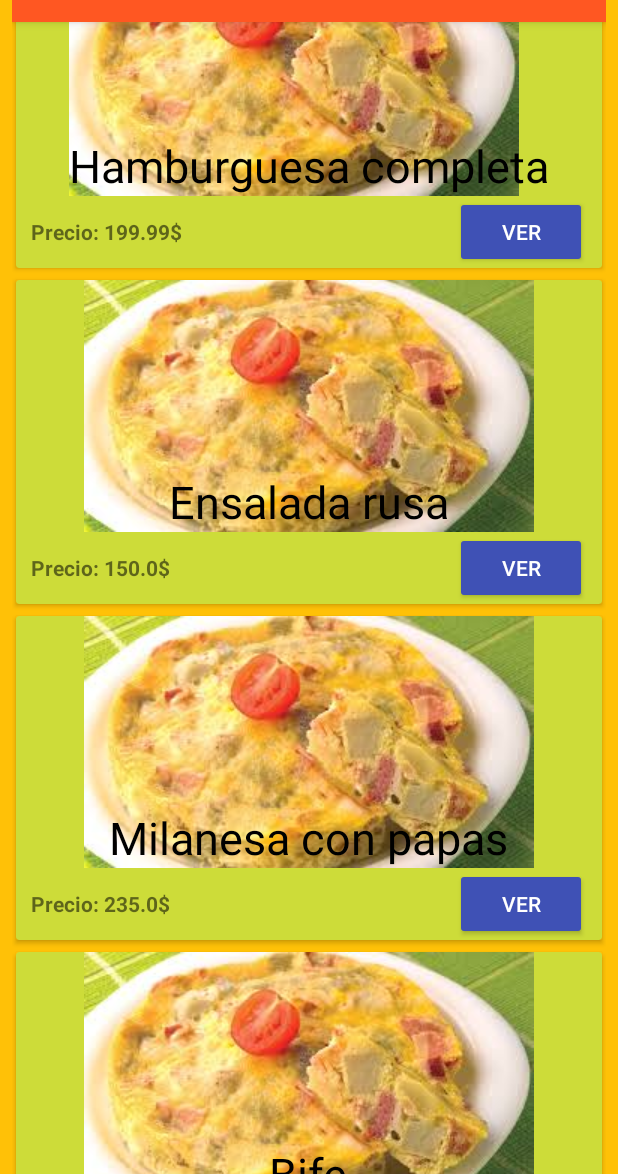
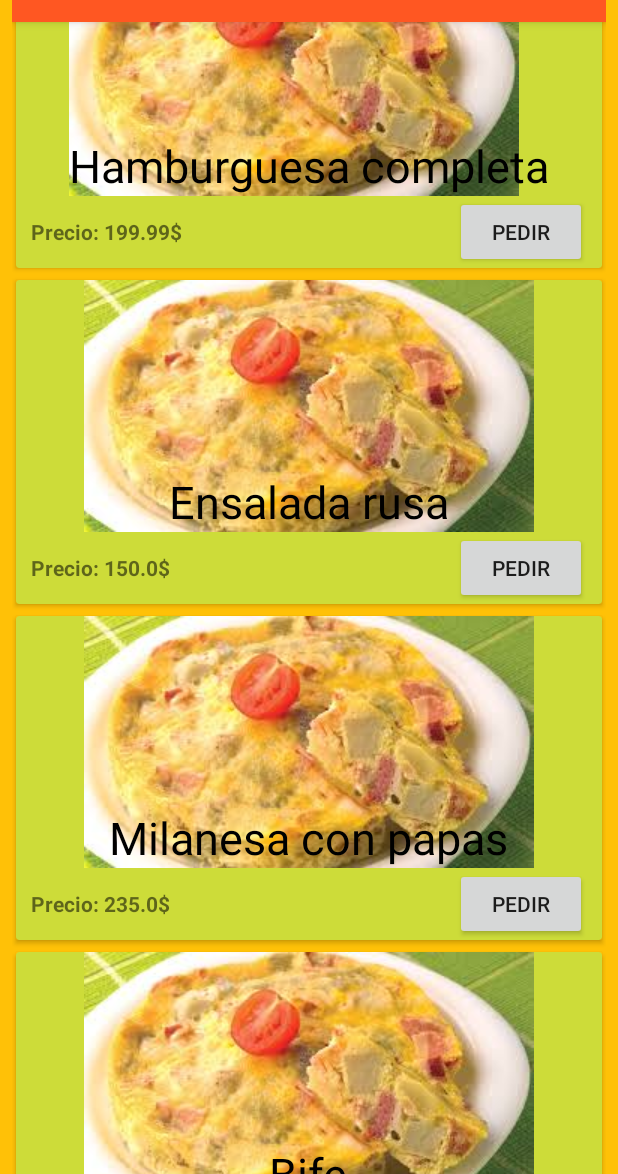
Before and after one commit to AgustinGHunzicker/App01, an Android app: the PedidoActivity screen opened directly, with no data from a screen before it, after a tap on "AGREGAR PLATOS A PEDIDO", on a phone screen of 412 x 824 dp, the part 62-1236 px from its top. Run offline under Robolectric (Android 15) with nearby library versions, the phone set to English and light mode, and no system bars.

Commit message:
se logró pasar argumetos desde el onClick en el plato, hasta el onActivityResult de PeditoActivity

```diff
--- a/app/src/main/java/com/example/myapplication/NuevoPlate.java
+++ b/app/src/main/java/com/example/myapplication/NuevoPlate.java
@@ -7,11 +7,7 @@ import android.widget.EditText;
 import android.widget.Toast;
 
 import androidx.appcompat.app.AppCompatActivity;
-
-import com.example.myapplication.R;
 import com.example.myapplication.model.Plato;
-
-import java.time.LocalDateTime;
 
 public class NuevoPlate extends AppCompatActivity {
 
--- a/app/src/main/java/com/example/myapplication/PlateLogic/PedidoActivity.java
+++ b/app/src/main/java/com/example/myapplication/PlateLogic/PedidoActivity.java
@@ -1,10 +1,14 @@
 package com.example.myapplication.PlateLogic;
 
+import android.app.Activity;
 import android.content.Intent;
 import android.os.Bundle;
 import android.util.Log;
 import android.view.View;
 import android.widget.Button;
+import android.widget.EditText;
+import android.widget.RadioButton;
+import android.widget.TextView;
 import android.widget.Toast;
 
 import androidx.annotation.Nullable;
@@ -19,20 +23,39 @@ import java.time.LocalDateTime;
 
 public class PedidoActivity extends AppCompatActivity {
 
+    EditText textEmailAddress;
+    RadioButton radioButtonEnvio;
+    RadioButton radioButtonTakeAway;
+    EditText textAdress;
+    Button editPrice;
+    TextView textTitlePlate;
+    TextView textPricePlate;
+
     private static final int REQUEST_CODE=222;
     @Override
     protected void onCreate(Bundle savedInstanceState) {
+
+        textEmailAddress = (EditText) findViewById(R.id.textEmailAddress);
+        radioButtonEnvio = (RadioButton) findViewById(R.id.radioButtonEnvio);
+        radioButtonTakeAway = (RadioButton) findViewById(R.id.radioButtonTakeAway);
+        textAdress = (EditText) findViewById(R.id.textAdress);
+        editPrice = (Button) findViewById(R.id.btnAddPlate);
+        textTitlePlate = (TextView) findViewById(R.id.textTitlePlate);
+        textPricePlate = (TextView) findViewById(R.id.textPricePlate);
+
         super.onCreate(savedInstanceState);
         setContentView(R.layout.activity_pedido);
         //Toolbar toolbar = findViewById(R.id.toolbarActivityHome);
-            // setSupportActionBar(toolbar);
+        //setSupportActionBar(toolbar);
 
         final Button btnAddPlate = (Button) findViewById(R.id.btnAddPlate);
 
         btnAddPlate.setOnClickListener(new View.OnClickListener() {
             @Override
             public void onClick(View view) {
-                    startActivityForResult(new Intent(getApplicationContext(), PlateRecyclerActivity.class),REQUEST_CODE);
+                Intent i = new Intent(getApplicationContext(), PlateRecyclerActivity.class);
+                i.putExtra("addButtonAsk", true);
+                startActivityForResult(i, REQUEST_CODE);
             }
         });
     }
@@ -40,12 +63,25 @@ public class PedidoActivity extends AppCompatActivity {
     @Override
     protected void onActivityResult(int requestCode, int resultCode, @Nullable Intent data) {
         super.onActivityResult(requestCode, resultCode, data);
-        if(requestCode==REQUEST_CODE){
-            if(resultCode==RESULT_OK){
-                System.out.println("ok");
+        if (resultCode == Activity.RESULT_OK) {
+            if(requestCode == REQUEST_CODE) {
+                //TODO cambiar por id, cuando se tenga la base de datos
+                String producto = data.getExtras().getString("titlePlate");
+                Double cantidad = data.getExtras().getDouble("pricePlate");
+
+
+                //TODO agregar el producto a una lista, y la cantidad etc
+
+
+                textTitlePlate = (TextView) findViewById(R.id.textTitlePlate);
+                textPricePlate = (TextView) findViewById(R.id.textPricePlate);
+
+                textTitlePlate.setText(getString(R.string.textTitlePlate)+producto);
+                textPricePlate.setText(getString(R.string.textPricePlate)+cantidad.toString());
             }
-            }else{
-            Log.d("TagActivity", "fallo return de activityreslt");
+        }
+        else{
+            Log.d("TagActivity", "fallo return de activity");
         }
     }
 }
--- a/app/src/main/java/com/example/myapplication/PlateLogic/PlateAdapter.java
+++ b/app/src/main/java/com/example/myapplication/PlateLogic/PlateAdapter.java
@@ -1,6 +1,8 @@
 package com.example.myapplication.PlateLogic;
 
 import android.app.Activity;
+import android.content.Context;
+import android.content.Intent;
 import android.util.Log;
 import android.view.LayoutInflater;
 import android.view.View;
@@ -18,36 +20,42 @@ import java.util.List;
 
 public class PlateAdapter extends RecyclerView.Adapter<PlateViewHolder> {
 
+    private PlateRecyclerActivity plateRecyclerActivity;
     private List<Plato> plateList;
-    private PlateViewHolder plateHolder;
-    public View.OnClickListener listenerAskButton;
+    private Boolean addButtonAsk;
 
-    public PlateAdapter(List<Plato> plateListParameter, View.OnClickListener listenerAskButton){
+    public PlateAdapter(PlateRecyclerActivity plateRecyclerActivity, List<Plato> plateListParameter, Boolean addButtonAsk){
+        this.plateRecyclerActivity = plateRecyclerActivity;
         this.plateList = plateListParameter;
-        this.listenerAskButton = listenerAskButton;
+        this.addButtonAsk = addButtonAsk;
     }
 
     public PlateViewHolder onCreateViewHolder(@NonNull ViewGroup parent, int viewType) {
         View view = LayoutInflater.from(parent.getContext()).inflate(R.layout.fila_plato, parent, false);
-        PlateViewHolder plateViewHolder = new PlateViewHolder(view, listenerAskButton);
+        PlateViewHolder plateViewHolder = new PlateViewHolder(view, addButtonAsk);
         return plateViewHolder;
     }
 
-    public void onBindViewHolder(@NonNull PlateViewHolder plateHolder, int position) {
-        this.plateHolder = plateHolder;
+    public void onBindViewHolder(@NonNull final PlateViewHolder plateHolder, int position) {
         plateHolder.cardViewPlate.setTag(position);
         plateHolder.textTitle.setTag(position);
         plateHolder.textPrice.setTag(position);
         plateHolder.btnVer.setTag(position);
         plateHolder.btnAsk.setTag(position);
+        plateHolder.plate = plateList.get(position);
+        plateHolder.textTitle.setText(plateHolder.plate.getTitle());
+        plateHolder.textPrice.setText("Precio: "+plateHolder.plate.getPrice().toString()+"$");
 
-        Plato plate = plateList.get(position);
-        plateHolder.textTitle.setText(plate.getTitle());
-        plateHolder.textPrice.setText("Precio: "+plate.getPrice().toString()+"$");
+        plateHolder.btnAsk.setOnClickListener(new View.OnClickListener() {
+            @Override
+            public void onClick(View view) {
+                Plato p = plateList.get(plateHolder.getAdapterPosition());
+                plateRecyclerActivity.back(p.getTitle(), p.getPrice());
+            }
+        });
     }
 
     public int getItemCount() {
         return plateList.size();
     }
-
 }
--- a/app/src/main/java/com/example/myapplication/PlateLogic/PlateRecyclerActivity.java
+++ b/app/src/main/java/com/example/myapplication/PlateLogic/PlateRecyclerActivity.java
@@ -25,6 +25,18 @@ public class PlateRecyclerActivity extends AppCompatActivity {
 
     @Override
     protected void onCreate(Bundle savedInstanceState) {
+        Boolean addButtonAsk = false;
+        if (savedInstanceState == null) {
+            Bundle extras = getIntent().getExtras();
+            if(extras == null) {
+                addButtonAsk = false;
+            } else {
+                addButtonAsk = extras.getBoolean("addButtonAsk");
+            }
+        } else {
+            addButtonAsk = false;
+        }
+
         super.onCreate(savedInstanceState);
         setContentView(R.layout.activity_plate_recycler);
         daoPlates = new PlatesDao();
@@ -33,7 +45,7 @@ public class PlateRecyclerActivity extends AppCompatActivity {
         layoutManager = new LinearLayoutManager(this);
         recyclerView.setLayoutManager(layoutManager);
 
-        plateAdapter = new PlateAdapter(daoPlates.list(), listenerAskButton);//,this);
+        plateAdapter = new PlateAdapter(this, daoPlates.list(), addButtonAsk);//,this);
 
         recyclerView.setAdapter(plateAdapter);
 
@@ -65,20 +77,16 @@ public class PlateRecyclerActivity extends AppCompatActivity {
         return super.onOptionsItemSelected(item);
     }
 
-    private View.OnClickListener listenerAskButton = new View.OnClickListener() {
-                @Override
-                public void onClick(View view) {
-                    /*Intent intentResultado = new Intent();
-                    intentResultado.putExtra("cantidad",
-                            Integer.valueOf(
-                                    edtCantidad.getText().toString())
-                    );
-                    intentResultado.putExtra("producto",eleccion);
-                    setResult(Activity.RESULT_OK, intentResultado);
-                    */
-                    Toast.makeText(getApplicationContext(),"tu viej",Toast.LENGTH_LONG).show();
-                    finish();
-                }
-    };
-
+    /**
+     * Función que es llamada desde el listener de PlateAdapter, luego de elegir un plato para agregar al pedido
+     * @param titlePlate nombre del plaro
+     * @param pricePlate precio del platp
+     */
+    public void back(String titlePlate, Double pricePlate) {
+        Intent i = new Intent();
+        i.putExtra("titlePlate", titlePlate);
+        i.putExtra("pricePlate", pricePlate);
+        setResult(Activity.RESULT_OK, i);
+        finish();
+    }
 }
--- a/app/src/main/java/com/example/myapplication/PlateLogic/PlateViewHolder.java
+++ b/app/src/main/java/com/example/myapplication/PlateLogic/PlateViewHolder.java
@@ -12,6 +12,7 @@ import androidx.cardview.widget.CardView;
 import androidx.recyclerview.widget.RecyclerView;
 
 import com.example.myapplication.R;
+import com.example.myapplication.model.Plato;
 
 public class PlateViewHolder extends RecyclerView.ViewHolder {
 
@@ -23,8 +24,9 @@ public class PlateViewHolder extends RecyclerView.ViewHolder {
     TextView textCalories;
     Button btnVer;
     Button btnAsk;
+    Plato plate;
 
-    public PlateViewHolder(@NonNull View itemView, View.OnClickListener listenerAskButton) {
+    public PlateViewHolder(@NonNull View itemView, Boolean addButttonAsk) {
         super(itemView);
         //this.plateImage = (ImageView) itemView.findViewById(R.id.);
         this.cardViewPlate = (CardView) itemView.findViewById(R.id.cardViewPlate);
@@ -34,19 +36,14 @@ public class PlateViewHolder extends RecyclerView.ViewHolder {
         //this.textCalories = (TextView) itemView.findViewById(R.id.textCaloriesPlate);
         this.btnVer = (Button) itemView.findViewById(R.id.btnVer);
         this.btnAsk = (Button) itemView.findViewById(R.id.btnAsk);
-        btnAsk.setOnClickListener(listenerAskButton);
-        btnVer.setOnClickListener(listenerAskButton);
+
+        if(addButttonAsk){
+            btnAsk.setVisibility(View.VISIBLE);
+            btnVer.setVisibility(View.GONE);
+        }
+        else{
+            btnVer.setVisibility(View.VISIBLE);
+            btnAsk.setVisibility(View.GONE);
+        }
     }
-
-/*
-    public void setButtonAsk(){
-        btnVer.setVisibility(View.GONE);
-        btnAsk.setVisibility(View.VISIBLE);
-    }
-
-    public void unSetButtonAsk(){
-        btnVer.setVisibility(View.VISIBLE);
-        btnAsk.setVisibility(View.GONE);
-    }
-    */
 }
--- a/app/src/main/res/values/strings.xml
+++ b/app/src/main/res/values/strings.xml
@@ -70,5 +70,8 @@
     <string name="labelSend">Envío</string>
     <string name="labelTakeAway">Take Away</string>
     <string name="btnAddPlate">AGREGAR PLATOS A PEDIDO</string>
+    <string name="textTitlePlate">Plato: </string>
+    <string name="textPricePlate">Precio: </string>
+
 
 </resources>
```
Also changed, not shown: app/src/main/res/layout/activity_pedido.xml (+18 -0 lines). Lines whose indentation alone changed are shown as unchanged.
